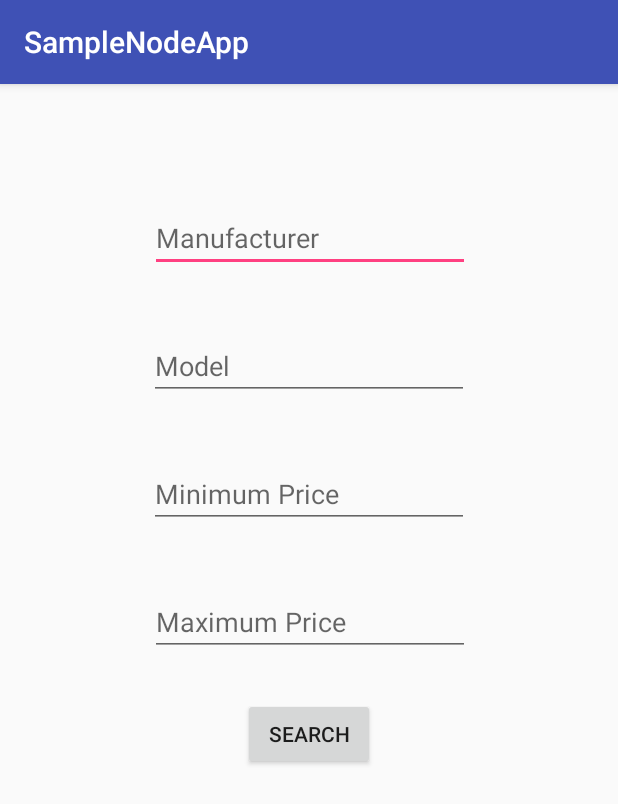
After one commit to Sparker0i/gcloud-android-node-frontend, an Android app: the SearchActivity screen opened directly, with no data from a screen before it, on a phone screen of 412 x 824 dp. The commit adds this screen. Shown: the top 804 px of the screen. Run offline under Robolectric (Android 15) with nearby library versions, the phone set to English and light mode, and no system bars.

Commit message:
Added Search Functionality

```diff
--- a/app/src/main/AndroidManifest.xml
+++ b/app/src/main/AndroidManifest.xml
@@ -2,7 +2,7 @@
 <manifest xmlns:android="http://schemas.android.com/apk/res/android"
     package="com.example.sparker0i.samplenodeapp">
 
-    <uses-permission android:name="android.permission.INTERNET"/>
+    <uses-permission android:name="android.permission.INTERNET" />
 
     <application
         android:allowBackup="true"
@@ -18,6 +18,7 @@
                 <category android:name="android.intent.category.LAUNCHER" />
             </intent-filter>
         </activity>
+        <activity android:name=".activity.SearchActivity"></activity>
     </application>
 
 </manifest>
--- /dev/null
+++ b/app/src/main/res/drawable/search.xml
@@ -0,0 +1,5 @@
+<vector android:height="24dp" android:tint="#FFFFFF"
+    android:viewportHeight="24.0" android:viewportWidth="24.0"
+    android:width="24dp" xmlns:android="http://schemas.android.com/apk/res/android">
+    <path android:fillColor="#FF000000" android:pathData="M15.5,14h-0.79l-0.28,-0.27C15.41,12.59 16,11.11 16,9.5 16,5.91 13.09,3 9.5,3S3,5.91 3,9.5 5.91,16 9.5,16c1.61,0 3.09,-0.59 4.23,-1.57l0.27,0.28v0.79l5,4.99L20.49,19l-4.99,-5zM9.5,14C7.01,14 5,11.99 5,9.5S7.01,5 9.5,5 14,7.01 14,9.5 11.99,14 9.5,14z"/>
+</vector>
--- /dev/null
+++ b/app/src/main/res/layout/activity_search.xml
@@ -0,0 +1,90 @@
+<?xml version="1.0" encoding="utf-8"?>
+<android.support.constraint.ConstraintLayout xmlns:android="http://schemas.android.com/apk/res/android"
+    xmlns:app="http://schemas.android.com/apk/res-auto"
+    xmlns:tools="http://schemas.android.com/tools"
+    android:layout_width="match_parent"
+    android:layout_height="match_parent"
+    tools:context=".activity.SearchActivity">
+
+    <EditText
+        android:id="@+id/manufacturer"
+        android:layout_width="wrap_content"
+        android:layout_height="wrap_content"
+        android:layout_marginEnd="8dp"
+        android:layout_marginLeft="8dp"
+        android:layout_marginRight="8dp"
+        android:layout_marginStart="8dp"
+        android:layout_marginTop="80dp"
+        android:ems="10"
+        android:hint="Manufacturer"
+        android:inputType="textPersonName"
+        app:layout_constraintEnd_toEndOf="parent"
+        app:layout_constraintHorizontal_bias="0.503"
+        app:layout_constraintStart_toStartOf="parent"
+        app:layout_constraintTop_toTopOf="parent" />
+
+    <EditText
+        android:id="@+id/model"
+        android:layout_width="wrap_content"
+        android:layout_height="wrap_content"
+        android:layout_marginEnd="8dp"
+        android:layout_marginLeft="8dp"
+        android:layout_marginRight="8dp"
+        android:layout_marginStart="8dp"
+        android:layout_marginTop="40dp"
+        android:ems="10"
+        android:inputType="textPersonName"
+        android:hint="Model"
+        app:layout_constraintEnd_toEndOf="parent"
+        app:layout_constraintStart_toStartOf="parent"
+        app:layout_constraintTop_toBottomOf="@+id/manufacturer" />
+
+    <EditText
+        android:id="@+id/minprice"
+        android:layout_width="wrap_content"
+        android:layout_height="wrap_content"
+        android:layout_marginEnd="8dp"
+        android:layout_marginLeft="8dp"
+        android:layout_marginRight="8dp"
+        android:layout_marginStart="8dp"
+        android:layout_marginTop="40dp"
+        android:ems="10"
+        android:hint="Minimum Price"
+        android:inputType="number"
+        app:layout_constraintEnd_toEndOf="parent"
+        app:layout_constraintStart_toStartOf="parent"
+        app:layout_constraintTop_toBottomOf="@+id/model" />
+
+    <EditText
+        android:id="@+id/maxprice"
+        android:layout_width="wrap_content"
+        android:layout_height="wrap_content"
+        android:layout_marginEnd="8dp"
+        android:layout_marginLeft="8dp"
+        android:layout_marginRight="8dp"
+        android:layout_marginStart="8dp"
+        android:layout_marginTop="40dp"
+        android:ems="10"
+        android:hint="Maximum Price"
+        android:inputType="number"
+        app:layout_constraintEnd_toEndOf="parent"
+        app:layout_constraintHorizontal_bias="0.503"
+        app:layout_constraintStart_toStartOf="parent"
+        app:layout_constraintTop_toBottomOf="@+id/minprice" />
+
+    <Button
+        android:id="@+id/go"
+        android:layout_width="wrap_content"
+        android:layout_height="wrap_content"
+        android:layout_marginEnd="8dp"
+        android:layout_marginLeft="8dp"
+        android:layout_marginRight="8dp"
+        android:layout_marginStart="8dp"
+        android:layout_marginTop="28dp"
+        android:text="Search"
+        app:layout_constraintEnd_toEndOf="parent"
+        app:layout_constraintStart_toStartOf="parent"
+        app:layout_constraintTop_toBottomOf="@+id/maxprice" />
+
+
+</android.support.constraint.ConstraintLayout>
```
Also changed, not shown: app/src/main/java/com/example/sparker0i/samplenodeapp/activity/MainActivity.java (+49 -4 lines), app/src/main/java/com/example/sparker0i/samplenodeapp/activity/SearchActivity.java (added, +56 -0 lines), app/src/main/res/menu/menu.xml (added, +8 -0 lines).
